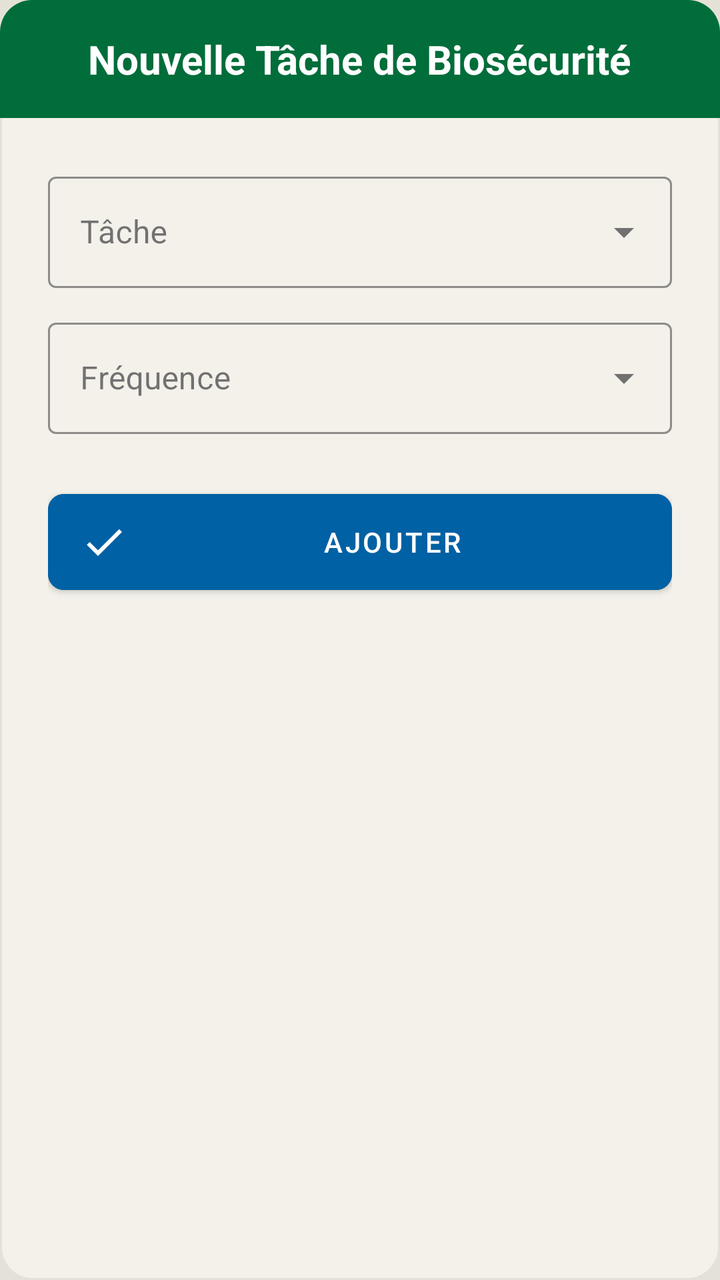
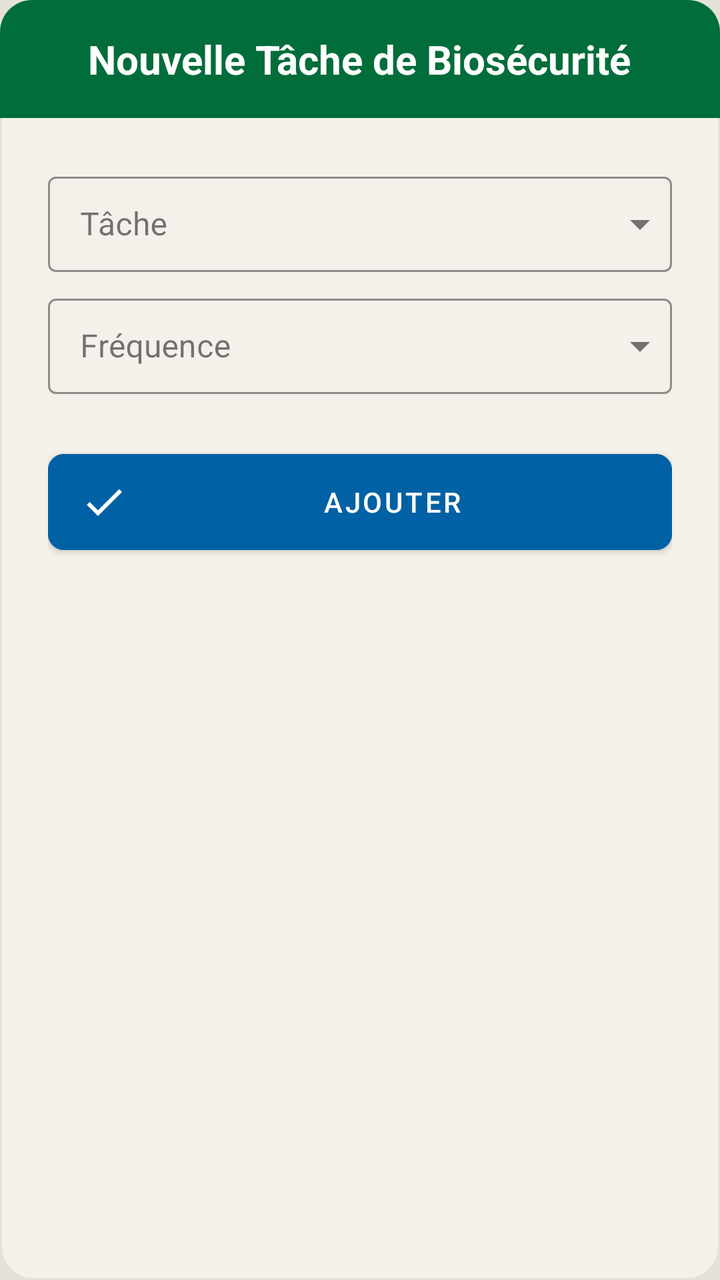

Before-and-after screenshots of an Android layout around one commit, followed by the original layout XML and the change that was made.
<!-- AndroidManifest.xml: application theme Theme.Poulailler_copilot -->
<!-- res/layout/dialog_add_biosecurity_task.xml -->
<?xml version="1.0" encoding="utf-8"?>
<LinearLayout xmlns:android="http://schemas.android.com/apk/res/android"
    xmlns:app="http://schemas.android.com/apk/res-auto"
    android:layout_width="match_parent"
    android:layout_height="wrap_content"
    android:orientation="vertical"
    android:background="@drawable/bg_dialog_dark">

    <LinearLayout
        android:layout_width="match_parent"
        android:layout_height="wrap_content"
        android:background="@drawable/bg_dialog_header"
        android:padding="16dp"
        android:gravity="center">
        <TextView
            android:layout_width="wrap_content"
            android:layout_height="wrap_content"
            android:text="Nouvelle Tâche de Biosécurité"
            android:textColor="@color/white"
            android:textSize="20sp"
            android:textStyle="bold"/>
    </LinearLayout>

    <LinearLayout
        android:layout_width="match_parent"
        android:layout_height="wrap_content"
        android:orientation="vertical"
        android:padding="24dp">

        <com.google.android.material.textfield.TextInputLayout
            android:id="@+id/tilTaskName"
            style="@style/Widget.MaterialComponents.TextInputLayout.OutlinedBox.ExposedDropdownMenu"
            android:layout_width="match_parent"
            android:layout_height="wrap_content"
            android:hint="Tâche"
            android:layout_marginBottom="12dp"
            app:hintTextColor="@color/text_secondary"
            app:boxStrokeColor="@color/primary">
            <AutoCompleteTextView android:id="@+id/actvTaskName" android:layout_width="match_parent" android:layout_height="wrap_content" android:textColor="@color/text_primary" />
        </com.google.android.material.textfield.TextInputLayout>

        <com.google.android.material.textfield.TextInputLayout
            android:id="@+id/tilTaskFrequency"
            style="@style/Widget.MaterialComponents.TextInputLayout.OutlinedBox.ExposedDropdownMenu"
            android:layout_width="match_parent"
            android:layout_height="wrap_content"
            android:hint="Fréquence"
            android:layout_marginBottom="24dp"
            app:hintTextColor="@color/text_secondary"
            app:boxStrokeColor="@color/primary">
            <AutoCompleteTextView android:id="@+id/actvTaskFrequency" android:layout_width="match_parent" android:layout_height="wrap_content" android:inputType="none" android:textColor="@color/text_primary" />
        </com.google.android.material.textfield.TextInputLayout>

        <com.google.android.material.button.MaterialButton
            android:id="@+id/btnSaveTask"
            android:layout_width="match_parent"
            android:layout_height="60dp"
            android:text="AJOUTER"
            android:backgroundTint="@color/accent_blue"
            android:textColor="@color/white"
            app:cornerRadius="8dp"
            app:icon="@drawable/ic_check"
            app:iconTint="@color/white"/>
    </LinearLayout>
</LinearLayout>
<!-- resources referenced by this layout -->
<resources>
  <color name="accent_blue">#0061A4</color>
  <color name="primary">#006D3A</color>
  <color name="text_primary">#1C1B1F</color>
  <color name="text_secondary">#49454F</color>
  <color name="white">#FFFFFFFF</color>
  <!-- drawable bg_dialog_dark (drawable) -->
  <?xml version="1.0" encoding="utf-8"?>
  <shape xmlns:android="http://schemas.android.com/apk/res/android">
      <solid android:color="@color/surface" />
      <stroke
          android:width="1dp"
          android:color="@color/off_white" />
      <corners android:radius="16dp" />
  </shape>
  <!-- drawable bg_dialog_header (drawable) -->
  <?xml version="1.0" encoding="utf-8"?>
  <shape xmlns:android="http://schemas.android.com/apk/res/android">
      <solid android:color="@color/primary" />
      <corners
          android:topLeftRadius="16dp"
          android:topRightRadius="16dp" />
  </shape>
  <!-- drawable ic_check (drawable) -->
  <vector xmlns:android="http://schemas.android.com/apk/res/android"
      android:width="24dp"
      android:height="24dp"
      android:viewportWidth="24"
      android:viewportHeight="24">
      <path
          android:fillColor="#000000"
          android:pathData="M9,16.17L4.83,12l-1.42,1.41L9,19 21,7l-1.41,-1.41z"/>
  </vector>
  <color name="surface">#F3F1EA</color>
  <color name="off_white">#E4E2D8</color>
  <color name="primary_variant">#004D22</color>
  <color name="secondary">#43A047</color>
  <color name="secondary_variant">#2E7D32</color>
  <color name="background">@color/off_white</color>
  <style name="Widget.App.CardView" parent="Widget.MaterialComponents.CardView">
          <item name="cardElevation">2dp</item>
          <item name="cardCornerRadius">16dp</item>
          <item name="cardBackgroundColor">@color/surface</item>
          <item name="strokeWidth">0dp</item>
      </style>
  <style name="ShapeAppearance.App.LargeComponent" parent="ShapeAppearance.MaterialComponents.LargeComponent">
          <item name="cornerFamily">rounded</item>
          <item name="cornerSize">16dp</item>
      </style>
  <style name="Widget.App.TextInputEditText" parent="Widget.MaterialComponents.TextInputEditText.OutlinedBox.Dense">
          <item name="android:paddingTop">8dp</item>
          <item name="android:paddingBottom">8dp</item>
          <item name="android:minHeight">0dp</item>
      </style>
  <style name="Widget.App.TextInputLayout" parent="Widget.MaterialComponents.TextInputLayout.OutlinedBox.Dense" />
  <style name="ThemeOverlay.App.MaterialAlertDialog" parent="ThemeOverlay.MaterialComponents.MaterialAlertDialog">
          <item name="colorSurface">@color/surface</item>
          <item name="colorOnSurface">@color/text_primary</item>
          <item name="android:textColorPrimary">@color/text_primary</item>
      </style>
  <!-- unchanged entries left out for length: 1 -->
</resources>

<!-- the commit's change to res/layout/dialog_add_biosecurity_task.xml (unified diff, before → after) -->
@@ -29,11 +29,12 @@
 
         <com.google.android.material.textfield.TextInputLayout
             android:id="@+id/tilTaskName"
-            style="@style/Widget.MaterialComponents.TextInputLayout.OutlinedBox.ExposedDropdownMenu"
+            style="@style/Widget.MaterialComponents.TextInputLayout.OutlinedBox.Dense.ExposedDropdownMenu"
+            app:endIconMinSize="32dp"
             android:layout_width="match_parent"
             android:layout_height="wrap_content"
             android:hint="Tâche"
-            android:layout_marginBottom="12dp"
+            android:layout_marginBottom="8dp"
             app:hintTextColor="@color/text_secondary"
             app:boxStrokeColor="@color/primary">
             <AutoCompleteTextView android:id="@+id/actvTaskName" android:layout_width="match_parent" android:layout_height="wrap_content" android:textColor="@color/text_primary" />
@@ -41,7 +42,8 @@
 
         <com.google.android.material.textfield.TextInputLayout
             android:id="@+id/tilTaskFrequency"
-            style="@style/Widget.MaterialComponents.TextInputLayout.OutlinedBox.ExposedDropdownMenu"
+            style="@style/Widget.MaterialComponents.TextInputLayout.OutlinedBox.Dense.ExposedDropdownMenu"
+            app:endIconMinSize="32dp"
             android:layout_width="match_parent"
             android:layout_height="wrap_content"
             android:hint="Fréquence"
